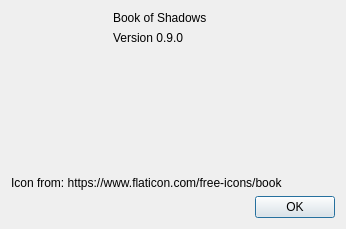
Qt form about/aboutdialog.ui (RichardGladman/book-of-shadows-qt) before a commit.
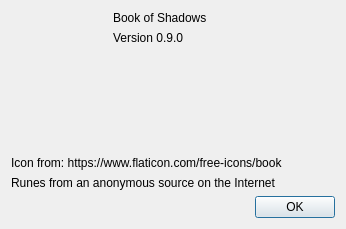
The same form after that commit. Icons and pictures are not drawn.

Commit message: Add glyphs for runes

Diff of the .ui file:
```diff
--- a/about/aboutdialog.ui
+++ b/about/aboutdialog.ui
@@ -81,6 +81,13 @@
      </property>
     </widget>
    </item>
+   <item>
+    <widget class="QLabel" name="label_4">
+     <property name="text">
+      <string>Runes from an anonymous source on the Internet</string>
+     </property>
+    </widget>
+   </item>
    <item>
     <layout class="QHBoxLayout" name="horizontalLayout_2">
      <item>
```
The commit also changes 28 other files.
